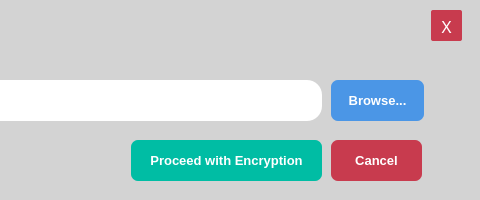
Before: the Qt Designer form ui/EncryptionUi.ui in edeniyanda/CipheredVV, drawn with Qt 5; both pictures show x 239 to 719 and y 0 to 200 of the 719 by 200 pixel window.
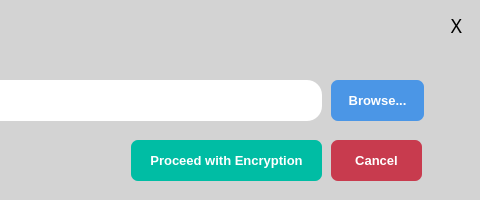
After: the same form once the commit is applied. Icons and pictures are not drawn.

Commit message: Started the encryption tab

The edit to the form file:
```diff
--- a/ui/EncryptionUi.ui
+++ b/ui/EncryptionUi.ui
@@ -164,7 +164,7 @@
    <widget class="QPushButton" name="pushButtonCancel2">
     <property name="geometry">
      <rect>
-      <x>670</x>
+      <x>680</x>
       <y>10</y>
       <width>31</width>
       <height>31</height>
@@ -173,7 +173,7 @@
     <property name="font">
      <font>
       <family>Nexa</family>
-      <pointsize>13</pointsize>
+      <pointsize>14</pointsize>
       <weight>50</weight>
       <bold>false</bold>
       <kerning>false</kerning>
@@ -184,9 +184,10 @@
     </property>
     <property name="styleSheet">
      <string notr="true">QPushButton{
-	background-color:rgb(200, 59, 78);
+	border: 1px;
 	border-radius: 2px;
-	color: white;
+	background: transparent;
+	color: black;
 }
 QPushButton:hover{
 	background-color:rgb(167, 12, 1);
```
Left out of the diff: 3 changed lines with no effect on the pictures. The commit also changes 4 other files.
